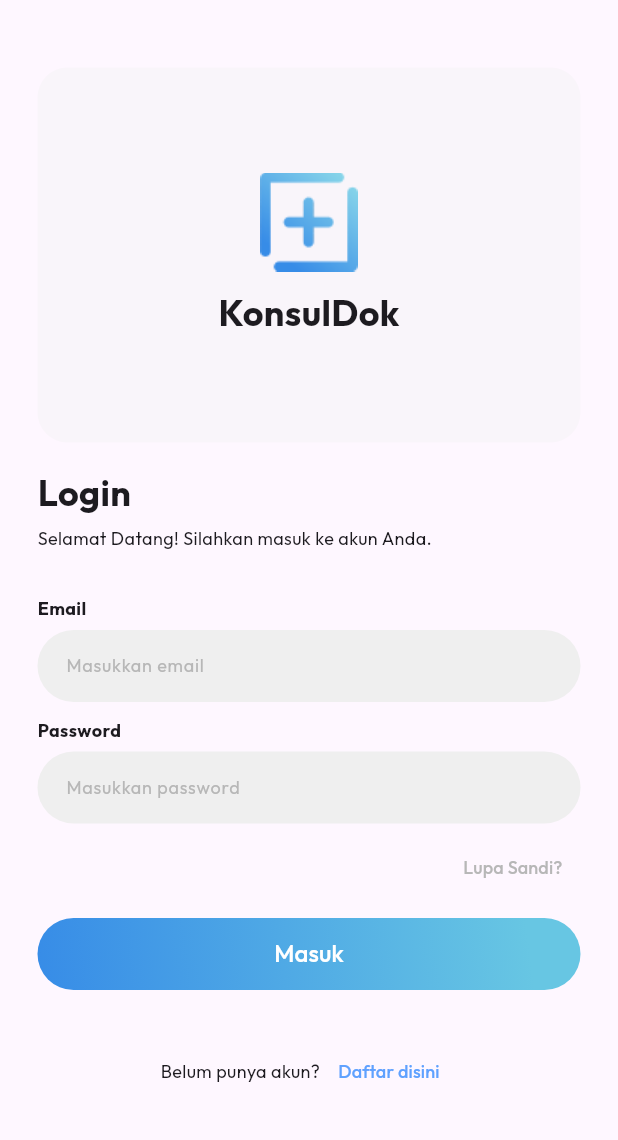
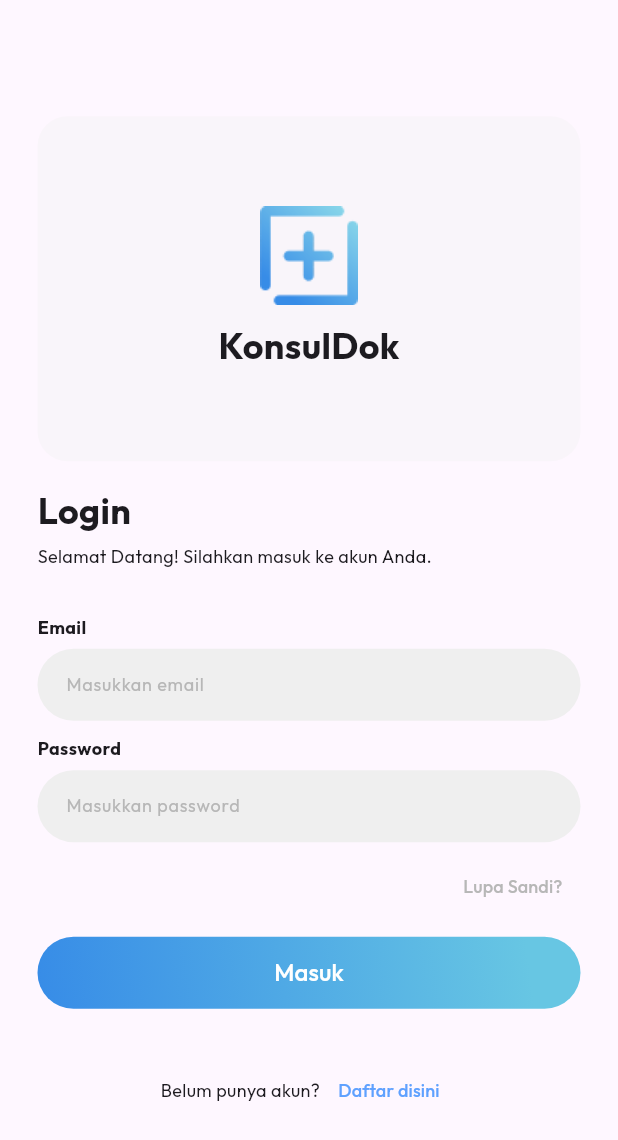
Before and after one commit to iqbal-rahmatullah/KonsulDok-App, a Flutter app: the screen it shows after launch, on a phone screen of 412 x 824 dp. Shown: the top 1140 px of the screen. Run offline on Flutter 3.47's test engine with Material 3 defaults, Android fonts, the phone set to English and light mode, and no system bars; our stand-ins replace hive; accounts and stored records are empty.

Commit message:
fix spacing

```diff
--- a/lib/pages/home_page.dart
+++ b/lib/pages/home_page.dart
@@ -20,6 +20,7 @@ class _HomePageState extends State<HomePage> {
     return Padding(
       padding: MySpacing.paddingPage,
       child: Column(
+        mainAxisAlignment: MainAxisAlignment.center,
         children: [
           topBar(),
           searchInput(),
--- a/lib/pages/login_page.dart
+++ b/lib/pages/login_page.dart
@@ -19,6 +19,7 @@ class _LoginPageState extends State<LoginPage> {
     return Padding(
       padding: MySpacing.paddingPage,
       child: Column(
+        mainAxisAlignment: MainAxisAlignment.center,
         children: [
           headerComponent(),
           formComponent(),
@@ -36,7 +37,7 @@ class _LoginPageState extends State<LoginPage> {
       ),
       margin: MySpacing.defaultMarginItem,
       child: Padding(
-        padding: const EdgeInsets.symmetric(vertical: 70),
+        padding: const EdgeInsets.symmetric(vertical: 60),
         child: Column(
           mainAxisAlignment: MainAxisAlignment.center,
           children: [
--- a/lib/utils/spacing.dart
+++ b/lib/utils/spacing.dart
@@ -3,5 +3,5 @@ import 'package:flutter/material.dart';
 class MySpacing {
   static const EdgeInsets defaultMarginItem = EdgeInsets.only(bottom: 16);
   static const EdgeInsets paddingPage =
-      EdgeInsets.only(left: 25, top: 45, right: 25);
+      EdgeInsets.only(left: 25, top: 20, right: 25);
 }
```
